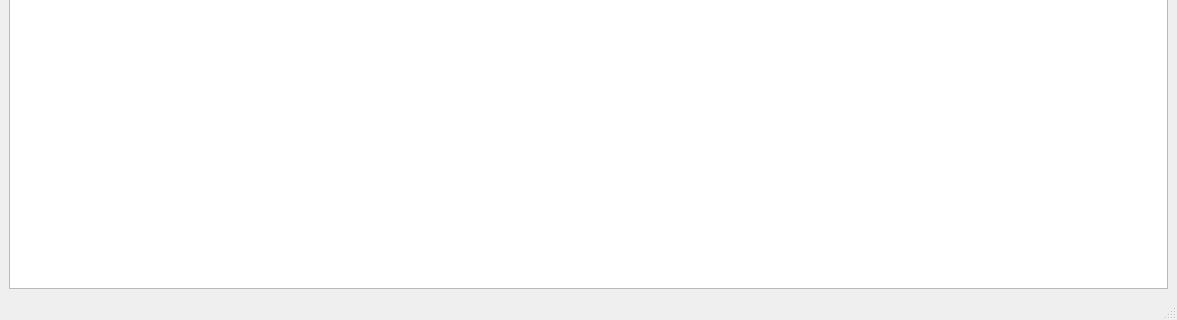
Before: the Qt Designer form ui/main.ui in vitiacat/ModrinthBrowser, drawn with Qt 5; both pictures show x 0 to 1177 and y 468 to 788 of the 1177 by 788 pixel window.
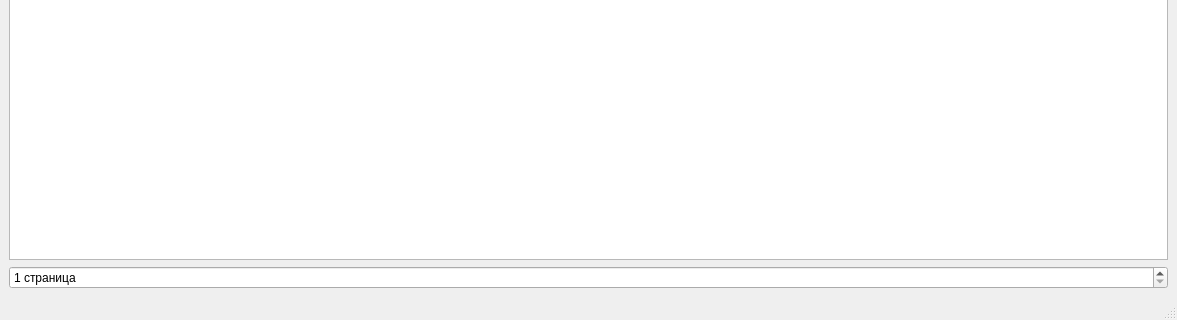
After: the same form once the commit is applied.

The edit to the form file:
```diff
--- a/ui/main.ui
+++ b/ui/main.ui
@@ -86,6 +86,22 @@
       </item>
      </layout>
     </item>
+    <item row="1" column="0">
+     <widget class="QSpinBox" name="page">
+      <property name="suffix">
+       <string> страница</string>
+      </property>
+      <property name="minimum">
+       <number>1</number>
+      </property>
+      <property name="maximum">
+       <number>999</number>
+      </property>
+      <property name="stepType">
+       <enum>QAbstractSpinBox::DefaultStepType</enum>
+      </property>
+     </widget>
+    </item>
    </layout>
   </widget>
   <widget class="QMenuBar" name="menubar">
```
Left out of the diff: 25 changed lines with no effect on the pictures.
